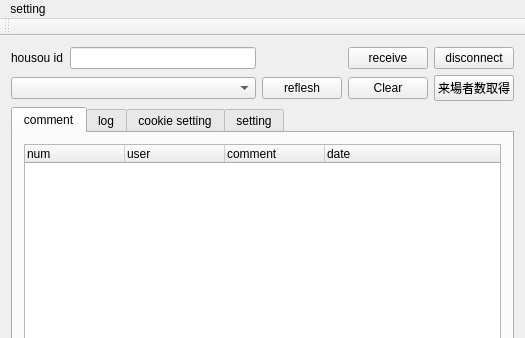
Before: the Qt Designer form mainwindow.ui in diginatu/Viqo, drawn with Qt 5; both pictures show x 0 to 525 and y 0 to 338 of the 525 by 496 pixel window.
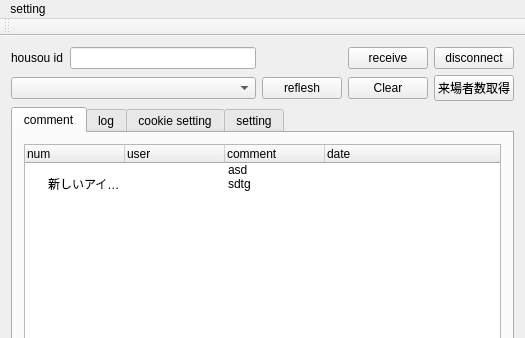
After: the same form once the commit is applied.

Patch:
```diff
--- a/mainwindow.ui
+++ b/mainwindow.ui
@@ -78,6 +78,19 @@
             <string>date</string>
            </property>
           </column>
+          <item>
+           <property name="text">
+            <string extracomment="hkhjkhjkhjkhjkh">新しいアイテム</string>
+           </property>
+           <property name="text">
+            <string extracomment="ghhhhhhhhhhhhhhhhhh"/>
+           </property>
+           <property name="text">
+            <string>asd
+sdtg
+</string>
+           </property>
+          </item>
          </widget>
         </item>
        </layout>
```
